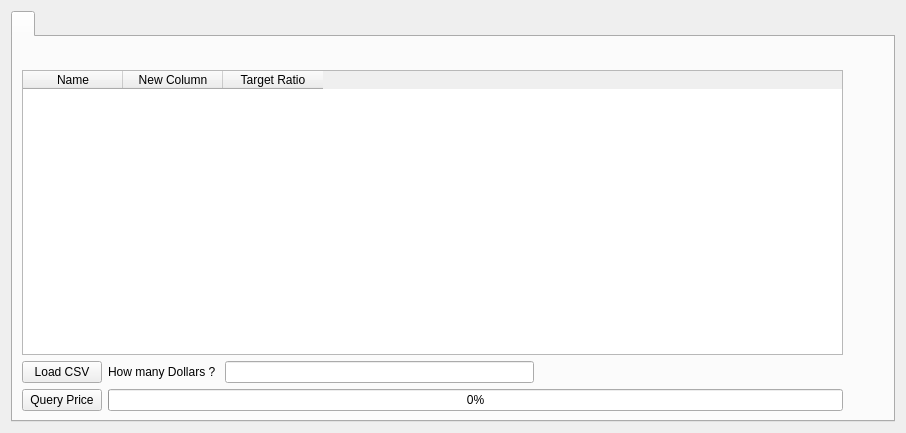
Before: the Qt Designer form loadportfoliowidget.ui in Awe31402/StockRebalance, drawn with Qt 5.
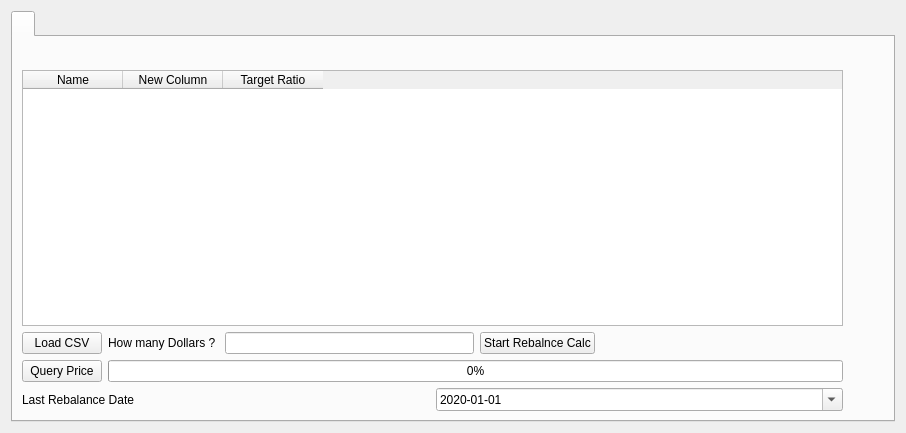
After: the same form once the commit is applied.

Commit message: Add select relance date and money join

Patch:
```diff
--- a/loadportfoliowidget.ui
+++ b/loadportfoliowidget.ui
@@ -75,6 +75,13 @@
            <item>
             <widget class="QLineEdit" name="lineEdit"/>
            </item>
+           <item>
+            <widget class="QPushButton" name="pushButton_3">
+             <property name="text">
+              <string>Start Rebalnce Calc</string>
+             </property>
+            </widget>
+           </item>
            <item>
             <spacer name="horizontalSpacer">
              <property name="orientation">
@@ -110,6 +117,45 @@
          </item>
         </layout>
        </item>
+       <item row="1" column="0">
+        <layout class="QHBoxLayout" name="horizontalLayout_4">
+         <item>
+          <layout class="QVBoxLayout" name="verticalLayout_2">
+           <item>
+            <layout class="QHBoxLayout" name="horizontalLayout_5">
+             <item>
+              <widget class="QLabel" name="label_2">
+               <property name="text">
+                <string>Last Rebalance Date</string>
+               </property>
+              </widget>
+             </item>
+             <item>
+              <widget class="QDateEdit" name="dateEdit">
+               <property name="dateTime">
+                <datetime>
+                 <hour>0</hour>
+                 <minute>0</minute>
+                 <second>0</second>
+                 <year>2020</year>
+                 <month>1</month>
+                 <day>1</day>
+                </datetime>
+               </property>
+               <property name="displayFormat">
+                <string>yyyy-MM-dd</string>
+               </property>
+               <property name="calendarPopup">
+                <bool>true</bool>
+               </property>
+              </widget>
+             </item>
+            </layout>
+           </item>
+          </layout>
+         </item>
+        </layout>
+       </item>
       </layout>
      </widget>
     </widget>
```
The commit also changes 1 other file.
